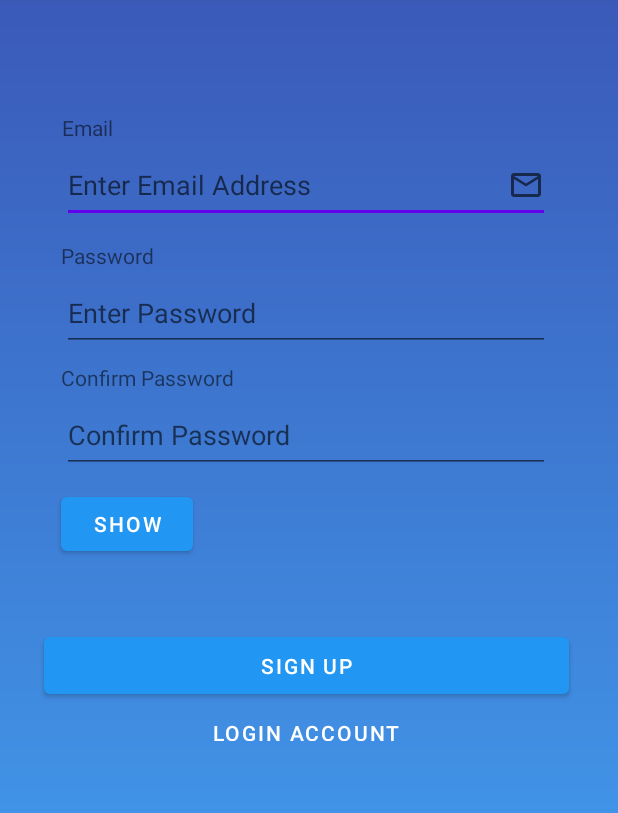
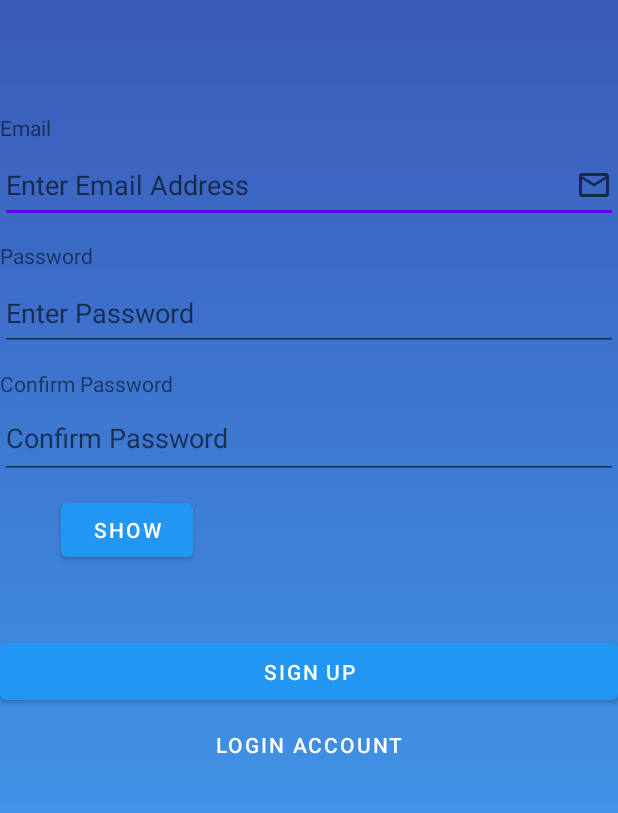
Before and after one commit to BoJoNVi/ChequeWriterApp, an Android app: the SignupActivity screen opened directly, with no data from a screen before it, on a phone screen of 412 x 824 dp, the part 205-1018 px from its top. Run offline under Robolectric (Android 15) with nearby library versions, the phone set to English and light mode, and no system bars; our stand-ins replace Firebase (no records; nobody signed in at launch, a user with empty details on screens opened directly).

Commit message:
Fixed layout with wrap_content and match_parent in Signup activity

```diff
--- a/app/src/main/res/layout/activity_signup.xml
+++ b/app/src/main/res/layout/activity_signup.xml
@@ -25,17 +25,17 @@
 
     <EditText
         android:id="@+id/emailAddressSignUpField"
-        android:layout_width="325dp"
+        android:layout_width="match_parent"
         android:layout_height="50dp"
         android:layout_marginTop="4dp"
         android:drawableEnd="@drawable/ic_email"
         android:drawablePadding="20dp"
         android:ems="10"
         android:hint="@string/enterEmailAddressText"
+        android:importantForAutofill="no"
         android:inputType="textEmailAddress"
         android:maxLines="1"
         android:textColor="@color/black"
-        android:importantForAutofill="no"
         app:layout_constraintEnd_toEndOf="parent"
         app:layout_constraintHorizontal_bias="0.476"
         app:layout_constraintStart_toStartOf="parent"
@@ -43,9 +43,10 @@
 
     <TextView
         android:id="@+id/emailLabelSignUp"
-        android:layout_width="wrap_content"
+        android:layout_width="match_parent"
         android:layout_height="wrap_content"
         android:layout_marginTop="76dp"
+        android:gravity="left"
         android:maxLines="1"
         android:text="@string/email"
         app:layout_constraintEnd_toEndOf="parent"
@@ -55,14 +56,14 @@
 
     <EditText
         android:id="@+id/passwordFieldSignUp"
-        android:layout_width="325dp"
+        android:layout_width="match_parent"
         android:layout_height="50dp"
         android:layout_marginTop="4dp"
         android:ems="10"
         android:hint="@string/enterPasswordText"
+        android:importantForAutofill="no"
         android:inputType="textPassword"
         android:textColor="@color/black"
-        android:importantForAutofill="no"
         app:layout_constraintEnd_toEndOf="parent"
         app:layout_constraintHorizontal_bias="0.476"
         app:layout_constraintStart_toStartOf="parent"
@@ -70,9 +71,10 @@
 
     <TextView
         android:id="@+id/passwordLabelSignUp"
-        android:layout_width="wrap_content"
+        android:layout_width="match_parent"
         android:layout_height="wrap_content"
         android:layout_marginTop="12dp"
+        android:gravity="left"
         android:text="@string/passwordText"
         app:layout_constraintEnd_toEndOf="parent"
         app:layout_constraintHorizontal_bias="0.117"
@@ -81,29 +83,30 @@
 
     <TextView
         android:id="@+id/passwordLabelSignUp3"
-        android:layout_width="wrap_content"
+        android:layout_width="match_parent"
         android:layout_height="wrap_content"
-        android:layout_marginTop="8dp"
+        android:layout_marginTop="12dp"
         android:text="@string/confirmPasswordText"
         app:layout_constraintEnd_toEndOf="parent"
-        app:layout_constraintHorizontal_bias="0.138"
+        app:layout_constraintHorizontal_bias="0.0"
         app:layout_constraintStart_toStartOf="parent"
         app:layout_constraintTop_toBottomOf="@+id/passwordFieldSignUp" />
 
     <EditText
         android:id="@+id/passwordFieldConfirmSignUp"
-        android:layout_width="325dp"
+        android:layout_width="match_parent"
         android:layout_height="50dp"
         android:layout_marginTop="4dp"
         android:ems="10"
+        android:gravity="left"
         android:hint="@string/confirmPasswordText"
+        android:importantForAutofill="no"
         android:inputType="textPassword"
         android:textColor="@color/black"
         app:layout_constraintEnd_toEndOf="parent"
         app:layout_constraintHorizontal_bias="0.476"
         app:layout_constraintStart_toStartOf="parent"
-        app:layout_constraintTop_toBottomOf="@+id/passwordLabelSignUp3"
-        android:importantForAutofill="no" />
+        app:layout_constraintTop_toBottomOf="@+id/passwordLabelSignUp3" />
 
     <Button
         android:id="@+id/showHideSignupButton"
@@ -118,7 +121,7 @@
 
     <TextView
         android:id="@+id/signUpAccountTextLabel"
-        android:layout_width="wrap_content"
+        android:layout_width="match_parent"
         android:layout_height="wrap_content"
         android:layout_marginTop="112dp"
         android:maxLines="1"
@@ -126,6 +129,7 @@
         android:textColor="@color/black"
         android:textSize="32sp"
         android:textStyle="bold"
+        android:gravity="center"
         app:layout_constraintEnd_toEndOf="parent"
         app:layout_constraintHorizontal_bias="0.516"
         app:layout_constraintStart_toStartOf="parent"
@@ -133,7 +137,7 @@
 
     <Button
         android:id="@+id/signUpAccountButtonTrigger"
-        android:layout_width="350dp"
+        android:layout_width="match_parent"
         android:layout_height="50dp"
         android:layout_marginTop="45dp"
         android:text="@string/signUpText"
@@ -144,8 +148,8 @@
 
     <Button
         android:id="@+id/loginActivityButton"
-        android:layout_width="350dp"
-        android:layout_height="35dp"
+        android:layout_width="match_parent"
+        android:layout_height="wrap_content"
         android:background="@android:color/transparent"
         android:text="@string/loginAccountText"
         app:layout_constraintBottom_toBottomOf="parent"
```
